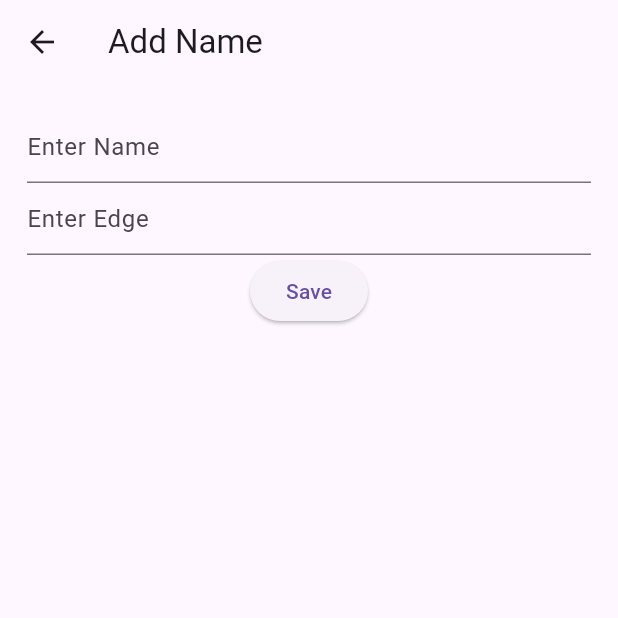
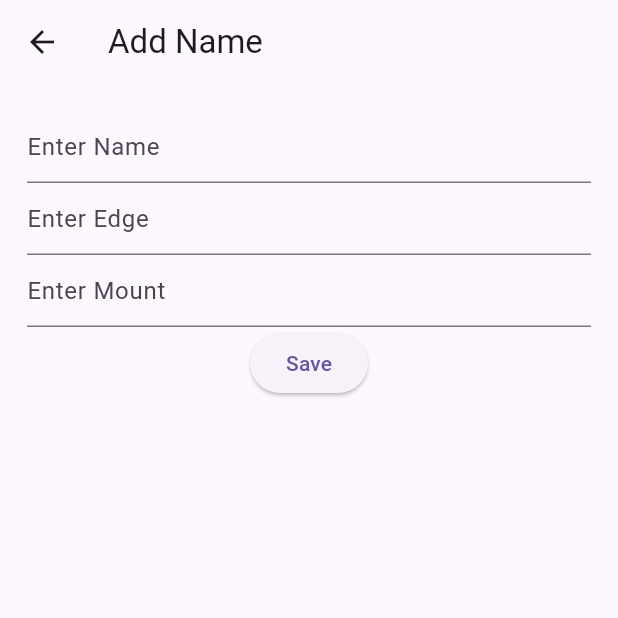
Before and after one commit to Luchks/yapecausa, a Flutter app: the AddNamePage screen opened by its route, on a phone screen of 412 x 824 dp, the top half of it. Run offline on Flutter 3.47's test engine with Material 3 defaults, Android fonts, the phone set to English and light mode, and no system bars; our stand-ins replace cloud_firestore, firebase_core; accounts and stored records are empty.

Commit message:
commite number automathic

```diff
--- a/lib/pages/add_name_page.dart
+++ b/lib/pages/add_name_page.dart
@@ -12,6 +12,7 @@ class AddNamePage extends StatefulWidget {
 class _AddNamePageState extends State<AddNamePage> {
 	TextEditingController nameController = TextEditingController(text:'');
 	TextEditingController edgeController = TextEditingController(text:'');
+	TextEditingController mountController = TextEditingController(text:'');
 
   @override
   Widget build(BuildContext context) {
@@ -35,8 +36,14 @@ class _AddNamePageState extends State<AddNamePage> {
                 hintText: 'Enter Edge',
               ),
             ),
+            TextField(
+		controller: mountController,
+		decoration: const InputDecoration(
+                hintText: 'Enter Mount',
+              ),
+            ),
             ElevatedButton( onPressed: () async{
-		    await addPeople(nameController.text,edgeController.text).then((_){
+		    await addPeople(nameController.text,edgeController.text,mountController.text).then((_){
 			Navigator.pop(context);
 		    });
 	    },
--- a/lib/pages/edit_name_page.dart
+++ b/lib/pages/edit_name_page.dart
@@ -12,12 +12,14 @@ class EditNamePage extends StatefulWidget {
 class _EditNamePageState extends State<EditNamePage> {
 	TextEditingController nameController = TextEditingController(text:'');
 	TextEditingController edgeController = TextEditingController(text:'');
+	TextEditingController mountController = TextEditingController(text:'');
 //edition of name by id
   @override
   Widget build(BuildContext context) {
 	  final Map arguments = ModalRoute.of(context)!.settings.arguments as Map;
 	  nameController.text = arguments['name'];
 	  edgeController.text = arguments['edge'];
+	  mountController.text = arguments['mount'];
     return Scaffold(
       appBar: AppBar(
         title: const Text('Edit Name'),
@@ -38,9 +40,15 @@ class _EditNamePageState extends State<EditNamePage> {
                 hintText: 'Edit edge please',
               ),
             ),
+	    TextField(
+		controller: mountController,
+              decoration: const InputDecoration(
+                hintText: 'Edit Mount please',
+              ),
+            ),
             ElevatedButton(
 		    onPressed: () async{
-		    await updatePeople(arguments['uid'],nameController.text,edgeController.text)
+		    await updatePeople(arguments['uid'],nameController.text,edgeController.text,mountController.text)
 			.then((_){
 				Navigator.pop(context);
 			    });
--- a/lib/pages/home_page.dart
+++ b/lib/pages/home_page.dart
@@ -64,13 +64,14 @@ class _HomeState extends State<Home> {
                 direction: DismissDirection.endToStart,
                 key: Key(snapshot.data![index]['uid']),
                 child: ListTile(
-                  onLongPress: () =>
-		  print("Erraiser"), // here I'm going to delete
-                  title: Text(snapshot.data![index]['name']+snapshot.data![index]['edge']),
+                  title: Text(snapshot.data![index]['name']),
+                  subtitle: Text(snapshot.data![index]['edge']),
+                  trailing: Text(snapshot.data![index]['mount']),
                   onTap: (() async {
                     await Navigator.pushNamed(context, '/edit', arguments: {
                       'name': snapshot.data![index]['name'],
                       'edge': snapshot.data![index]['edge'],
+                      'mount': snapshot.data![index]['mount'],
                       'uid': snapshot.data![index]['uid'],
                     }).then((_) {
                       setState(() {});
--- a/lib/services/firebase_service.dart
+++ b/lib/services/firebase_service.dart
@@ -12,6 +12,7 @@ Future<List> getPeople() async{
 		final person = {
 			'name': data['name'],
 			'edge': data['edge'],
+			'mount': data['mount'],
 			'uid': doc.id
 		};
 		people.add(person);
@@ -19,12 +20,12 @@ Future<List> getPeople() async{
 	return people;
 }
 
-Future<void> addPeople(String name,String edge) async{
-	await db.collection('people').add({'name':name,'edge':edge});
+Future<void> addPeople(String name,String edge, String mount) async{
+	await db.collection('people').add({'name':name,'edge':edge, 'mount': mount});
 }
 
-Future<void> updatePeople(String uid, String name,String edge) async{
-	await db.collection('people').doc(uid).update({'name':name,'edge':edge});
+Future<void> updatePeople(String uid, String name,String edge,String mount) async{
+	await db.collection('people').doc(uid).update({'name':name,'edge':edge,'mount':mount});
 }
 
 Future<void> deletePeople(String uid) async{
```
